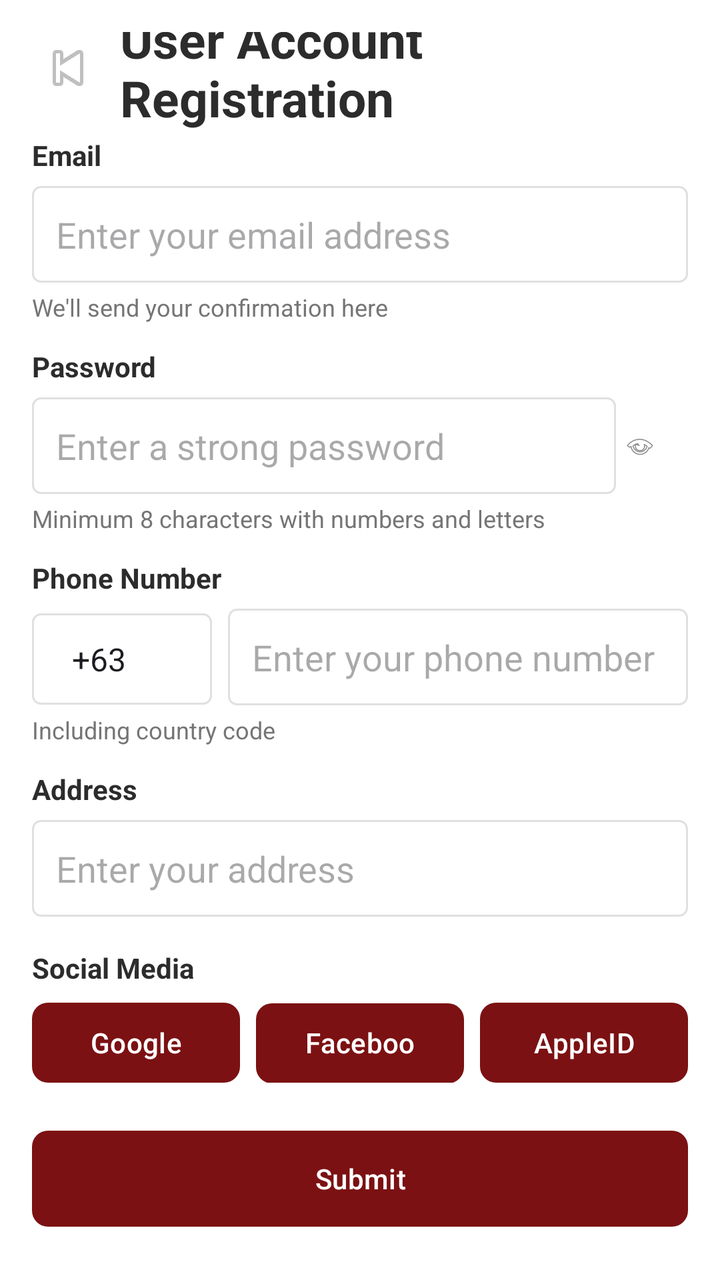
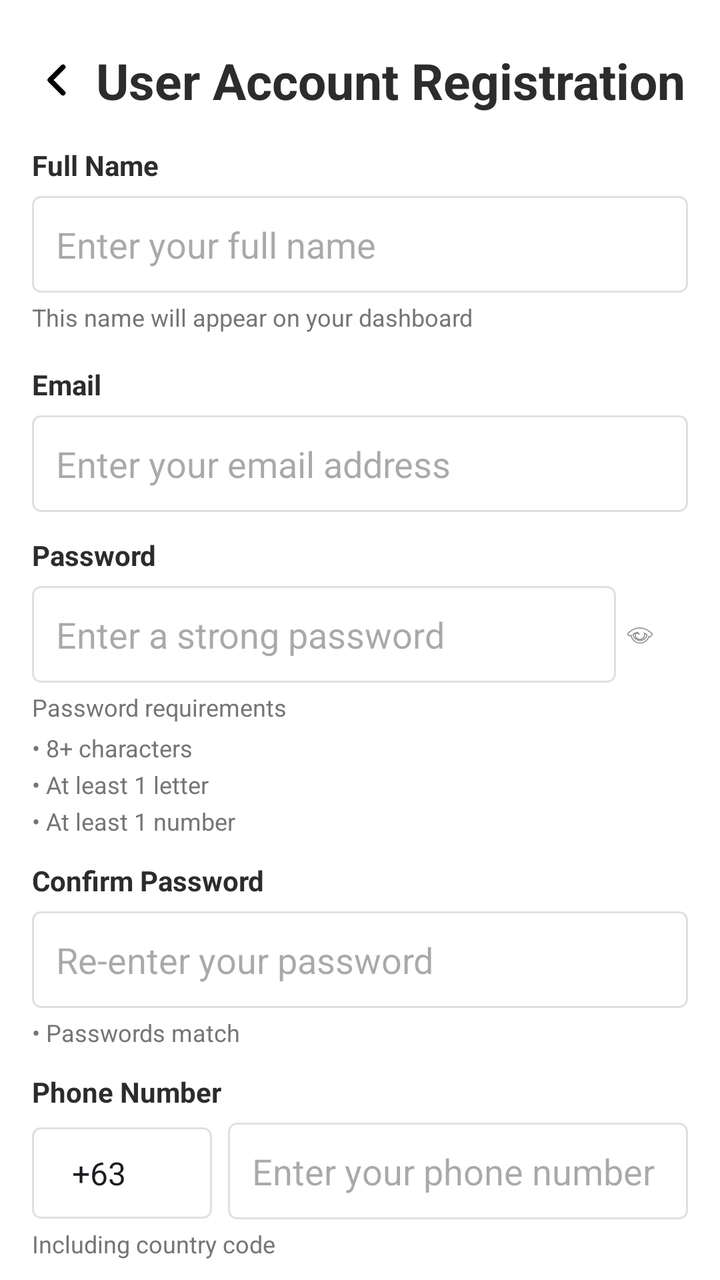

An Android layout rendered at two revisions. The XML below is the earlier revision; the diff shows what the commit changed to produce the second picture.
<!-- AndroidManifest.xml: application theme Theme.FixItFinderApp -->
<!-- res/layout/activity_register.xml -->
<?xml version="1.0" encoding="utf-8"?>
<androidx.core.widget.NestedScrollView
    xmlns:android="http://schemas.android.com/apk/res/android"
    xmlns:app="http://schemas.android.com/apk/res-auto"
    android:layout_width="match_parent"
    android:layout_height="match_parent"
    android:background="@color/color_background"
    android:fillViewport="true">

    <androidx.constraintlayout.widget.ConstraintLayout
        android:layout_width="match_parent"
        android:layout_height="wrap_content"
        android:padding="16dp">

        <ImageButton
            android:id="@+id/btnBack"
            android:layout_width="36dp"
            android:layout_height="36dp"
            android:background="@android:color/transparent"
            android:contentDescription="Back"
            android:src="@android:drawable/ic_media_previous"
            app:layout_constraintStart_toStartOf="parent"
            app:layout_constraintTop_toTopOf="parent" />

        <TextView
            android:id="@+id/tvPageTitle"
            android:layout_width="0dp"
            android:layout_height="wrap_content"
            android:layout_marginStart="8dp"
            android:text="User Account Registration"
            android:textColor="@color/color_text_dark"
            android:textSize="25sp"
            android:textStyle="bold"
            app:layout_constraintBottom_toBottomOf="@+id/btnBack"
            app:layout_constraintEnd_toEndOf="parent"
            app:layout_constraintStart_toEndOf="@+id/btnBack"
            app:layout_constraintTop_toTopOf="@+id/btnBack" />

        <TextView
            android:id="@+id/tvEmailLabel"
            android:layout_width="wrap_content"
            android:layout_height="wrap_content"
            android:layout_marginTop="16dp"
            android:text="Email"
            android:textColor="@color/color_text_dark"
            android:textSize="14sp"
            android:textStyle="bold"
            app:layout_constraintStart_toStartOf="parent"
            app:layout_constraintTop_toBottomOf="@+id/btnBack" />

        <EditText
            android:id="@+id/edtEmail"
            android:layout_width="0dp"
            android:layout_height="wrap_content"
            android:layout_marginTop="6dp"
            android:background="@drawable/edittext_background"
            android:hint="Enter your email address"
            android:inputType="textEmailAddress"
            android:padding="12dp"
            app:layout_constraintEnd_toEndOf="parent"
            app:layout_constraintStart_toStartOf="parent"
            app:layout_constraintTop_toBottomOf="@+id/tvEmailLabel" />

        <TextView
            android:id="@+id/tvEmailHelp"
            android:layout_width="wrap_content"
            android:layout_height="wrap_content"
            android:layout_marginTop="4dp"
            android:text="We'll send your confirmation here"
            android:textColor="@color/text_gray"
            android:textSize="12sp"
            app:layout_constraintStart_toStartOf="parent"
            app:layout_constraintTop_toBottomOf="@+id/edtEmail" />

        <TextView
            android:id="@+id/tvPasswordLabel"
            android:layout_width="wrap_content"
            android:layout_height="wrap_content"
            android:layout_marginTop="12dp"
            android:text="Password"
            android:textColor="@color/color_text_dark"
            android:textSize="14sp"
            android:textStyle="bold"
            app:layout_constraintStart_toStartOf="parent"
            app:layout_constraintTop_toBottomOf="@+id/tvEmailHelp" />

        <androidx.constraintlayout.widget.ConstraintLayout
            android:id="@+id/passwordContainer"
            android:layout_width="0dp"
            android:layout_height="wrap_content"
            android:layout_marginTop="6dp"
            app:layout_constraintEnd_toEndOf="parent"
            app:layout_constraintStart_toStartOf="parent"
            app:layout_constraintTop_toBottomOf="@+id/tvPasswordLabel">

            <EditText
                android:id="@+id/edtPassword"
                android:layout_width="0dp"
                android:layout_height="wrap_content"
                android:background="@drawable/edittext_background"
                android:hint="Enter a strong password"
                android:inputType="textPassword"
                android:padding="12dp"
                android:paddingEnd="48dp"
                app:layout_constraintBottom_toBottomOf="parent"
                app:layout_constraintEnd_toStartOf="@+id/btnPasswordToggle"
                app:layout_constraintStart_toStartOf="parent"
                app:layout_constraintTop_toTopOf="parent" />

            <ImageView
                android:id="@+id/btnPasswordToggle"
                android:layout_width="24dp"
                android:layout_height="24dp"
                android:layout_marginEnd="12dp"
                android:contentDescription="Show/Hide Password"
                android:padding="4dp"
                android:src="@android:drawable/ic_menu_view"
                app:layout_constraintBottom_toBottomOf="parent"
                app:layout_constraintEnd_toEndOf="parent"
                app:layout_constraintTop_toTopOf="parent" />
        </androidx.constraintlayout.widget.ConstraintLayout>

        <TextView
            android:id="@+id/tvPasswordHelp"
            android:layout_width="wrap_content"
            android:layout_height="wrap_content"
            android:layout_marginTop="4dp"
            android:text="Minimum 8 characters with numbers and letters"
            android:textColor="@color/text_gray"
            android:textSize="12sp"
            app:layout_constraintStart_toStartOf="parent"
            app:layout_constraintTop_toBottomOf="@+id/passwordContainer" />

        <TextView
            android:id="@+id/tvPhoneLabel"
            android:layout_width="wrap_content"
            android:layout_height="wrap_content"
            android:layout_marginTop="12dp"
            android:text="Phone Number"
            android:textColor="@color/color_text_dark"
            android:textSize="14sp"
            android:textStyle="bold"
            app:layout_constraintStart_toStartOf="parent"
            app:layout_constraintTop_toBottomOf="@+id/tvPasswordHelp" />

        <LinearLayout
            android:id="@+id/phoneContainer"
            android:layout_width="0dp"
            android:layout_height="wrap_content"
            android:layout_marginTop="6dp"
            android:orientation="horizontal"
            app:layout_constraintEnd_toEndOf="parent"
            app:layout_constraintStart_toStartOf="parent"
            app:layout_constraintTop_toBottomOf="@+id/tvPhoneLabel">

            <Spinner
                android:id="@+id/spinnerCountryCode"
                android:layout_width="90dp"
                android:layout_height="wrap_content"
                android:background="@drawable/edittext_background"
                android:entries="@array/country_codes"
                android:padding="12dp" />

            <EditText
                android:id="@+id/edtPhone"
                android:layout_width="0dp"
                android:layout_height="wrap_content"
                android:layout_marginStart="8dp"
                android:layout_weight="1"
                android:background="@drawable/edittext_background"
                android:hint="Enter your phone number"
                android:inputType="phone"
                android:padding="12dp" />
        </LinearLayout>

        <TextView
            android:id="@+id/tvPhoneHelp"
            android:layout_width="wrap_content"
            android:layout_height="wrap_content"
            android:layout_marginTop="4dp"
            android:text="Including country code"
            android:textColor="@color/text_gray"
            android:textSize="12sp"
            app:layout_constraintStart_toStartOf="parent"
            app:layout_constraintTop_toBottomOf="@+id/phoneContainer" />

        <TextView
            android:id="@+id/tvAddressLabel"
            android:layout_width="wrap_content"
            android:layout_height="wrap_content"
            android:layout_marginTop="12dp"
            android:text="Address"
            android:textColor="@color/color_text_dark"
            android:textSize="14sp"
            android:textStyle="bold"
            app:layout_constraintStart_toStartOf="parent"
            app:layout_constraintTop_toBottomOf="@+id/tvPhoneHelp" />

        <EditText
            android:id="@+id/edtAddress"
            android:layout_width="0dp"
            android:layout_height="wrap_content"
            android:layout_marginTop="6dp"
            android:background="@drawable/edittext_background"
            android:hint="Enter your address"
            android:inputType="textPostalAddress"
            android:padding="12dp"
            app:layout_constraintEnd_toEndOf="parent"
            app:layout_constraintStart_toStartOf="parent"
            app:layout_constraintTop_toBottomOf="@+id/tvAddressLabel" />

        <TextView
            android:id="@+id/tvSocialLabel"
            android:layout_width="wrap_content"
            android:layout_height="wrap_content"
            android:layout_marginTop="16dp"
            android:text="Social Media"
            android:textColor="@color/color_text_dark"
            android:textSize="14sp"
            android:textStyle="bold"
            app:layout_constraintStart_toStartOf="parent"
            app:layout_constraintTop_toBottomOf="@+id/edtAddress" />

        <LinearLayout
            android:id="@+id/layoutSocialButtons"
            android:layout_width="0dp"
            android:layout_height="wrap_content"
            android:layout_marginTop="8dp"
            android:orientation="horizontal"
            app:layout_constraintEnd_toEndOf="parent"
            app:layout_constraintStart_toStartOf="parent"
            app:layout_constraintTop_toBottomOf="@+id/tvSocialLabel">

            <Button
                android:id="@+id/btnGoogle"
                android:layout_width="0dp"
                android:layout_height="40dp"
                android:layout_marginEnd="8dp"
                android:layout_weight="1"
                android:background="@drawable/button_outline_light"
                android:text="Google"
                android:textColor="@color/color_background" />

            <Button
                android:id="@+id/btnFacebook"
                android:layout_width="0dp"
                android:layout_height="40dp"
                android:layout_marginEnd="8dp"
                android:layout_weight="1"
                android:background="@drawable/button_outline_light"
                android:text="Facebook"
                android:textColor="@color/color_background" />

            <Button
                android:id="@+id/btnAppleId"
                android:layout_width="0dp"
                android:layout_height="40dp"
                android:layout_weight="1"
                android:background="@drawable/button_outline_light"
                android:text="AppleID"
                android:textColor="@color/color_background" />
        </LinearLayout>

        <Button
            android:id="@+id/btnRegister"
            android:layout_width="0dp"
            android:layout_height="48dp"
            android:layout_marginTop="24dp"
            android:layout_marginBottom="16dp"
            android:background="@drawable/button_rounded_primary"
            android:text="Submit"
            android:textColor="@color/color_background"
            app:layout_constraintBottom_toBottomOf="parent"
            app:layout_constraintEnd_toEndOf="parent"
            app:layout_constraintStart_toStartOf="parent"
            app:layout_constraintTop_toBottomOf="@+id/layoutSocialButtons" />

    </androidx.constraintlayout.widget.ConstraintLayout>
</androidx.core.widget.NestedScrollView>
<!-- resources referenced by this layout -->
<resources>
  <string-array name="country_codes">
          <item>+63</item>
      </string-array>
  <color name="color_background">#FFFFFF</color>
  <color name="color_text_dark">#2C2C2C</color>
  <color name="text_gray">#757575</color>
  <!-- drawable button_outline_light (drawable) -->
  <?xml version="1.0" encoding="utf-8"?>
  <shape xmlns:android="http://schemas.android.com/apk/res/android">
      <solid android:color="@color/color_primary" />
      <corners android:radius="8dp" />
      <padding
          android:left="16dp"
          android:top="8dp"
          android:right="16dp"
          android:bottom="8dp" />
  </shape>
  <!-- drawable button_rounded_primary (drawable) -->
  <?xml version="1.0" encoding="utf-8"?>
  <shape xmlns:android="http://schemas.android.com/apk/res/android"
      android:shape="rectangle">
  
      <solid android:color="@color/color_primary" />
  
      
      <corners
          android:radius="8dp" />
  
      <padding
          android:left="16dp"
          android:top="8dp"
          android:right="16dp"
          android:bottom="8dp" />
  
  </shape>
  <!-- drawable edittext_background (drawable) -->
  <?xml version="1.0" encoding="utf-8"?>
  <shape xmlns:android="http://schemas.android.com/apk/res/android"
      android:shape="rectangle">
      <solid android:color="@android:color/white" />
      <stroke
          android:width="1dp"
          android:color="#E0E0E0" />
      <corners android:radius="4dp" />
  </shape>
  <style name="Theme.FixItFinderApp" parent="Base.Theme.FixItFinderApp" />
  <color name="color_primary">#7B1113</color>
  <style name="Base.Theme.FixItFinderApp" parent="Theme.Material3.DayNight.NoActionBar">
          <item name="colorPrimary">@color/color_primary</item>
          <item name="colorSecondary">@color/color_secondary</item>
          <item name="colorSurface">@color/color_background</item>
          <item name="colorOnSurface">@color/color_text_dark</item>
          <item name="colorPrimaryContainer">@color/color_primary</item>
          <item name="colorOnPrimary">@color/color_background</item>
      </style>
  <color name="color_secondary">#825037</color>
</resources>

<!-- the commit's change to res/layout/activity_register.xml (unified diff, before → after) -->
@@ -1,5 +1,6 @@
 <?xml version="1.0" encoding="utf-8"?>
 <androidx.core.widget.NestedScrollView
+    android:id="@+id/scrollRegister"
     xmlns:android="http://schemas.android.com/apk/res/android"
     xmlns:app="http://schemas.android.com/apk/res-auto"
     android:layout_width="match_parent"
@@ -14,11 +15,11 @@
 
         <ImageButton
             android:id="@+id/btnBack"
-            android:layout_width="36dp"
-            android:layout_height="36dp"
+            android:layout_width="@dimen/back_btn_width"
+            android:layout_height="@dimen/back_btn_height"
             android:background="@android:color/transparent"
             android:contentDescription="Back"
-            android:src="@android:drawable/ic_media_previous"
+            android:src="@drawable/ic_back_chevron"
             app:layout_constraintStart_toStartOf="parent"
             app:layout_constraintTop_toTopOf="parent" />
 
@@ -37,6 +38,42 @@
             app:layout_constraintTop_toTopOf="@+id/btnBack" />
 
         <TextView
+            android:id="@+id/tvNameLabel"
+            android:layout_width="wrap_content"
+            android:layout_height="wrap_content"
+            android:layout_marginTop="16dp"
+            android:text="Full Name"
+            android:textColor="@color/color_text_dark"
+            android:textSize="14sp"
+            android:textStyle="bold"
+            app:layout_constraintStart_toStartOf="parent"
+            app:layout_constraintTop_toBottomOf="@+id/tvPageTitle" />
+
+        <EditText
+            android:id="@+id/edtFullName"
+            android:layout_width="0dp"
+            android:layout_height="wrap_content"
+            android:layout_marginTop="6dp"
+            android:background="@drawable/edittext_background"
+            android:hint="Enter your full name"
+            android:inputType="textPersonName"
+            android:padding="12dp"
+            app:layout_constraintEnd_toEndOf="parent"
+            app:layout_constraintStart_toStartOf="parent"
+            app:layout_constraintTop_toBottomOf="@+id/tvNameLabel" />
+
+        <TextView
+            android:id="@+id/tvEmailHelp"
+            android:layout_width="wrap_content"
+            android:layout_height="wrap_content"
+            android:layout_marginTop="4dp"
+            android:text="This name will appear on your dashboard"
+            android:textColor="@color/text_gray"
+            android:textSize="12sp"
+            app:layout_constraintStart_toStartOf="parent"
+            app:layout_constraintTop_toBottomOf="@+id/edtFullName" />
+
+        <TextView
             android:id="@+id/tvEmailLabel"
             android:layout_width="wrap_content"
             android:layout_height="wrap_content"
@@ -46,7 +83,7 @@
             android:textSize="14sp"
             android:textStyle="bold"
             app:layout_constraintStart_toStartOf="parent"
-            app:layout_constraintTop_toBottomOf="@+id/btnBack" />
+            app:layout_constraintTop_toBottomOf="@+id/tvEmailHelp" />
 
         <EditText
             android:id="@+id/edtEmail"
@@ -62,17 +99,6 @@
             app:layout_constraintTop_toBottomOf="@+id/tvEmailLabel" />
 
         <TextView
-            android:id="@+id/tvEmailHelp"
-            android:layout_width="wrap_content"
-            android:layout_height="wrap_content"
-            android:layout_marginTop="4dp"
-            android:text="We'll send your confirmation here"
-            android:textColor="@color/text_gray"
-            android:textSize="12sp"
-            app:layout_constraintStart_toStartOf="parent"
-            app:layout_constraintTop_toBottomOf="@+id/edtEmail" />
-
-        <TextView
             android:id="@+id/tvPasswordLabel"
             android:layout_width="wrap_content"
             android:layout_height="wrap_content"
@@ -82,7 +108,7 @@
             android:textSize="14sp"
             android:textStyle="bold"
             app:layout_constraintStart_toStartOf="parent"
-            app:layout_constraintTop_toBottomOf="@+id/tvEmailHelp" />
+            app:layout_constraintTop_toBottomOf="@+id/edtEmail" />
 
         <androidx.constraintlayout.widget.ConstraintLayout
             android:id="@+id/passwordContainer"
@@ -125,11 +151,80 @@
             android:layout_width="wrap_content"
             android:layout_height="wrap_content"
             android:layout_marginTop="4dp"
-            android:text="Minimum 8 characters with numbers and letters"
+            android:text="Password requirements"
             android:textColor="@color/text_gray"
             android:textSize="12sp"
             app:layout_constraintStart_toStartOf="parent"
             app:layout_constraintTop_toBottomOf="@+id/passwordContainer" />
+
+        <TextView
+            android:id="@+id/tvPasswordRuleLength"
+            android:layout_width="wrap_content"
+            android:layout_height="wrap_content"
+            android:layout_marginTop="4dp"
+            android:text="• 8+ characters"
+            android:textColor="@color/text_gray"
+            android:textSize="12sp"
+            app:layout_constraintStart_toStartOf="parent"
+            app:layout_constraintTop_toBottomOf="@+id/tvPasswordHelp" />
+
+        <TextView
+            android:id="@+id/tvPasswordRuleLetter"
+            android:layout_width="wrap_content"
+            android:layout_height="wrap_content"
+            android:layout_marginTop="2dp"
+            android:text="• At least 1 letter"
+            android:textColor="@color/text_gray"
+            android:textSize="12sp"
+            app:layout_constraintStart_toStartOf="parent"
+            app:layout_constraintTop_toBottomOf="@+id/tvPasswordRuleLength" />
+
+        <TextView
+            android:id="@+id/tvPasswordRuleNumber"
+            android:layout_width="wrap_content"
+            android:layout_height="wrap_content"
+            android:layout_marginTop="2dp"
+            android:text="• At least 1 number"
+            android:textColor="@color/text_gray"
+            android:textSize="12sp"
+            app:layout_constraintStart_toStartOf="parent"
+            app:layout_constraintTop_toBottomOf="@+id/tvPasswordRuleLetter" />
+
+        <TextView
+            android:id="@+id/tvConfirmPasswordLabel"
+            android:layout_width="wrap_content"
+            android:layout_height="wrap_content"
+            android:layout_marginTop="12dp"
+            android:text="Confirm Password"
+            android:textColor="@color/color_text_dark"
+            android:textSize="14sp"
+            android:textStyle="bold"
+            app:layout_constraintStart_toStartOf="parent"
+            app:layout_constraintTop_toBottomOf="@+id/tvPasswordRuleNumber" />
+
+        <EditText
+            android:id="@+id/edtConfirmPassword"
+            android:layout_width="0dp"
+            android:layout_height="wrap_content"
+            android:layout_marginTop="6dp"
+            android:background="@drawable/edittext_background"
+            android:hint="Re-enter your password"
+            android:inputType="textPassword"
+            android:padding="12dp"
+            app:layout_constraintEnd_toEndOf="parent"
+            app:layout_constraintStart_toStartOf="parent"
+            app:layout_constraintTop_toBottomOf="@+id/tvConfirmPasswordLabel" />
+
+        <TextView
+            android:id="@+id/tvPasswordRuleMatch"
+            android:layout_width="wrap_content"
+            android:layout_height="wrap_content"
+            android:layout_marginTop="4dp"
+            android:text="• Passwords match"
+            android:textColor="@color/text_gray"
+            android:textSize="12sp"
+            app:layout_constraintStart_toStartOf="parent"
+            app:layout_constraintTop_toBottomOf="@+id/edtConfirmPassword" />
 
         <TextView
             android:id="@+id/tvPhoneLabel"
@@ -141,7 +236,7 @@
             android:textSize="14sp"
             android:textStyle="bold"
             app:layout_constraintStart_toStartOf="parent"
-            app:layout_constraintTop_toBottomOf="@+id/tvPasswordHelp" />
+            app:layout_constraintTop_toBottomOf="@+id/tvPasswordRuleMatch" />
 
         <LinearLayout
             android:id="@+id/phoneContainer"
@@ -261,11 +356,39 @@
                 android:textColor="@color/color_background" />
         </LinearLayout>
 
+        <LinearLayout
+            android:id="@+id/layoutTerms"
+            android:layout_width="0dp"
+            android:layout_height="wrap_content"
+            android:layout_marginTop="16dp"
+            android:orientation="horizontal"
+            android:gravity="center_vertical"
+            app:layout_constraintStart_toStartOf="parent"
+            app:layout_constraintEnd_toEndOf="parent"
+            app:layout_constraintTop_toBottomOf="@+id/layoutSocialButtons">
+
+            <CheckBox
+                android:id="@+id/cbTerms"
+                android:layout_width="wrap_content"
+                android:layout_height="wrap_content"
+                android:text="I accept the Terms and Conditions"
+                android:textColor="@color/color_text_dark" />
+
+            <TextView
+                android:id="@+id/tvViewTerms"
+                android:layout_width="wrap_content"
+                android:layout_height="wrap_content"
+                android:layout_marginStart="8dp"
+                android:text="View"
+                android:textStyle="bold"
+                android:textColor="@color/color_primary" />
+        </LinearLayout>
+
         <Button
             android:id="@+id/btnRegister"
             android:layout_width="0dp"
             android:layout_height="48dp"
-            android:layout_marginTop="24dp"
+            android:layout_marginTop="16dp"
             android:layout_marginBottom="16dp"
             android:background="@drawable/button_rounded_primary"
             android:text="Submit"
@@ -273,7 +396,7 @@
             app:layout_constraintBottom_toBottomOf="parent"
             app:layout_constraintEnd_toEndOf="parent"
             app:layout_constraintStart_toStartOf="parent"
-            app:layout_constraintTop_toBottomOf="@+id/layoutSocialButtons" />
+            app:layout_constraintTop_toBottomOf="@+id/layoutTerms" />
 
     </androidx.constraintlayout.widget.ConstraintLayout>
 </androidx.core.widget.NestedScrollView>
<!-- resource entries referenced after the edit -->
@@ -6,6 +6,8 @@
   <color name="color_background">#FFFFFF</color>
   <color name="color_text_dark">#2C2C2C</color>
   <color name="text_gray">#757575</color>
+  <dimen name="back_btn_height">48dp</dimen>
+  <dimen name="back_btn_width">24dp</dimen>
   <!-- drawable button_outline_light (drawable) -->
   <?xml version="1.0" encoding="utf-8"?>
   <shape xmlns:android="http://schemas.android.com/apk/res/android">
@@ -45,6 +47,21 @@
           android:color="#E0E0E0" />
       <corners android:radius="4dp" />
   </shape>
+  <!-- drawable ic_back_chevron (drawable) -->
+  <?xml version="1.0" encoding="utf-8"?>
+  <vector xmlns:android="http://schemas.android.com/apk/res/android"
+      android:width="24dp"
+      android:height="24dp"
+      android:viewportWidth="24"
+      android:viewportHeight="24">
+      <path
+          android:fillColor="@android:color/transparent"
+          android:strokeColor="#000000"
+          android:strokeWidth="2.5"
+          android:strokeLineCap="round"
+          android:strokeLineJoin="round"
+          android:pathData="M15.5,5.5 L9,12 L15.5,18.5" />
+  </vector>
   <style name="Theme.FixItFinderApp" parent="Base.Theme.FixItFinderApp" />
   <color name="color_primary">#7B1113</color>
   <style name="Base.Theme.FixItFinderApp" parent="Theme.Material3.DayNight.NoActionBar">
